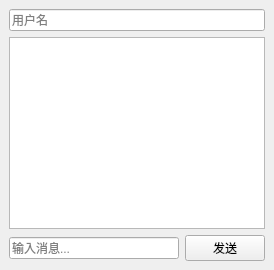
Before: the Qt Designer form client/mainwindow.ui in Albertzhr/secure_chat, drawn with Qt 5.
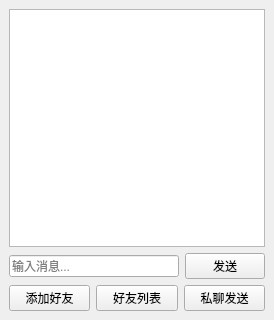
After: the same form once the commit is applied.

Commit message: 更新安全聊天系统：添加好友列表等功能

What changed in the file:
```diff
--- a/client/mainwindow.ui
+++ b/client/mainwindow.ui
@@ -2,18 +2,19 @@
 <ui version="4.0">
  <class>MainWindow</class>
  <widget class="QMainWindow" name="MainWindow">
+  <property name="geometry">
+   <rect>
+    <x>0</x>
+    <y>0</y>
+    <width>274</width>
+    <height>320</height>
+   </rect>
+  </property>
   <property name="windowTitle">
    <string>Secure Chat</string>
   </property>
   <widget class="QWidget" name="centralwidget">
    <layout class="QVBoxLayout" name="verticalLayout">
-    <item>
-     <widget class="QLineEdit" name="lineEditUsername">
-      <property name="placeholderText">
-       <string>用户名</string>
-      </property>
-     </widget>
-    </item>
     <item>
      <widget class="QTextBrowser" name="textBrowserChat"/>
     </item>
@@ -35,6 +36,31 @@
       </item>
      </layout>
     </item>
+    <item>
+     <layout class="QHBoxLayout" name="horizontalLayout_2">
+      <item>
+       <widget class="QPushButton" name="btnAddFriend">
+        <property name="text">
+         <string>添加好友</string>
+        </property>
+       </widget>
+      </item>
+      <item>
+       <widget class="QPushButton" name="btnListFriends">
+        <property name="text">
+         <string>好友列表</string>
+        </property>
+       </widget>
+      </item>
+      <item>
+       <widget class="QPushButton" name="btnSendPrivate">
+        <property name="text">
+         <string>私聊发送</string>
+        </property>
+       </widget>
+      </item>
+     </layout>
+    </item>
    </layout>
   </widget>
  </widget>
```
The commit also changes 42 other files.
